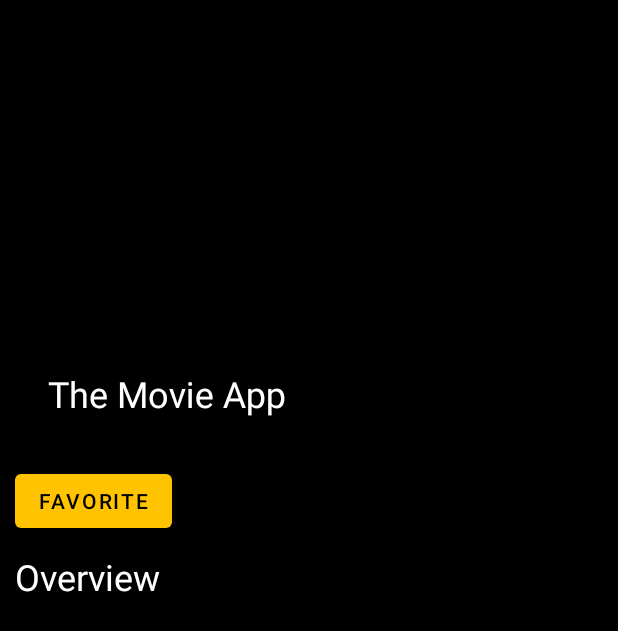
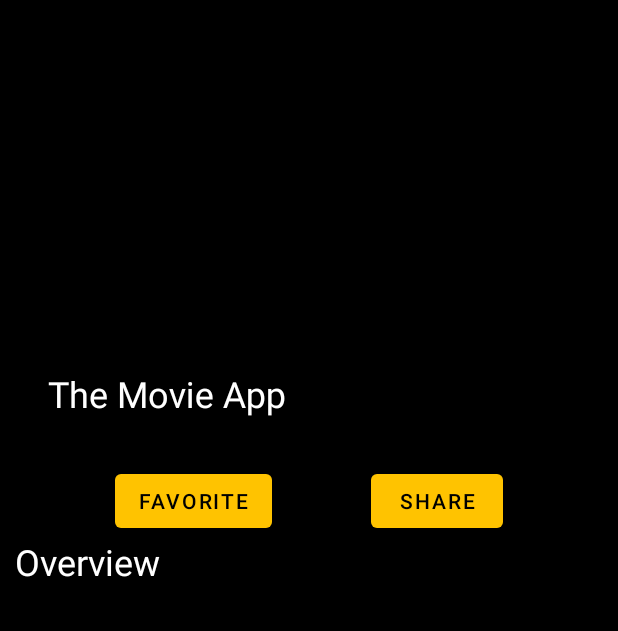
Before and after one commit to anwartan/themovieapp, an Android app: the DetailActivity screen opened directly, with no data from a screen before it, on a phone screen of 412 x 824 dp. Shown: the top 631 px of the screen. Run offline under Robolectric (Android 15) with nearby library versions, the phone set to English and light mode, and no system bars; our stand-ins replace Dagger/Hilt's generated code; network calls fail; pictures from the network do not load; 2 statements that could not run were skipped.

Commit message:
fix module and add share button

```diff
--- a/app/src/main/java/com/example/themovieapp/detail/DetailActivity.kt
+++ b/app/src/main/java/com/example/themovieapp/detail/DetailActivity.kt
@@ -1,5 +1,6 @@
 package com.example.themovieapp.detail
 
+import android.content.Intent
 import android.os.Bundle
 import androidx.activity.viewModels
 import androidx.appcompat.app.AppCompatActivity
@@ -43,6 +44,18 @@ class DetailActivity : AppCompatActivity() {
                 binding.btnFavorite.setOnClickListener {
                     detailViewModel.setFavoriteMovie(true)
                 }
+                binding.btnShare.icon = getDrawable(R.drawable.ic_baseline_reply_24)
+                binding.btnShare.setOnClickListener {
+                    val sendIntent: Intent = Intent().apply {
+                        action = Intent.ACTION_SEND
+                        putExtra(Intent.EXTRA_TEXT, "Let's watch this movie with title ${movie.originalTitle}. Click here to see the poster ${ApiConfig.BASE_IMAGE_URL+movie.posterPath}")
+                        type = "text/plain"
+                    }
+
+                    val shareIntent = Intent.createChooser(sendIntent, null)
+                    startActivity(shareIntent)
+                }
+
             }
         }
 
--- /dev/null
+++ b/app/src/main/res/drawable/ic_baseline_reply_24.xml
@@ -0,0 +1,5 @@
+<vector android:height="24dp" android:tint="#000000"
+    android:viewportHeight="24" android:viewportWidth="24"
+    android:width="24dp" xmlns:android="http://schemas.android.com/apk/res/android">
+    <path android:fillColor="@android:color/white" android:pathData="M10,9V5l-7,7 7,7v-4.1c5,0 8.5,1.6 11,5.1 -1,-5 -4,-10 -11,-11z"/>
+</vector>
--- a/app/src/main/res/layout/activity_detail.xml
+++ b/app/src/main/res/layout/activity_detail.xml
@@ -57,14 +57,32 @@
             android:layout_width="match_parent"
             android:layout_height="match_parent"
             >
+            <androidx.constraintlayout.widget.ConstraintLayout
+                android:layout_width="match_parent"
+                android:layout_height="wrap_content">
                 <com.google.android.material.button.MaterialButton
                     android:id="@+id/btn_favorite"
+                    app:layout_constraintTop_toTopOf="parent"
+                    app:layout_constraintStart_toStartOf="parent"
+                    app:layout_constraintEnd_toStartOf="@id/btn_share"
                     style="@style/CustomButton"
-
                     android:text="@string/favorite"
                     android:layout_width="wrap_content"
                     android:layout_height="wrap_content"
                     android:layout_marginBottom="10dp"/>
+
+                <com.google.android.material.button.MaterialButton
+                    android:id="@+id/btn_share"
+                    style="@style/CustomButton"
+                    android:text="@string/share"
+                    app:layout_constraintTop_toTopOf="parent"
+                    app:layout_constraintStart_toEndOf="@id/btn_favorite"
+                    app:layout_constraintEnd_toEndOf="parent"
+                    android:layout_width="wrap_content"
+                    android:layout_height="wrap_content"
+                    android:layout_marginBottom="10dp"/>
+            </androidx.constraintlayout.widget.ConstraintLayout>
+
 
             <TextView
                 style="@style/TextAppearance.MaterialComponents.Headline5"
--- a/app/src/main/res/values/strings.xml
+++ b/app/src/main/res/values/strings.xml
@@ -18,5 +18,7 @@
     <string name="title_favorite">favorite</string>
     <string name="detail_movie">Detail Movie</string>
     <string name="search_movie">Search Movie</string>
+    <string name="share">Share</string>
+    <string name="watchlist">Watchlist</string>
 
 </resources>
--- a/search/src/main/AndroidManifest.xml
+++ b/search/src/main/AndroidManifest.xml
@@ -3,7 +3,7 @@
     xmlns:dist="http://schemas.android.com/apk/distribution"
     package="com.example.themovieapp.search">
 
-    <application android:name="com.example.themovieapp.MyApplication">
+    <application>
         <activity
             android:name=".SearchActivity"
             android:exported="true">
```
Lines whose indentation alone changed are shown as unchanged.
